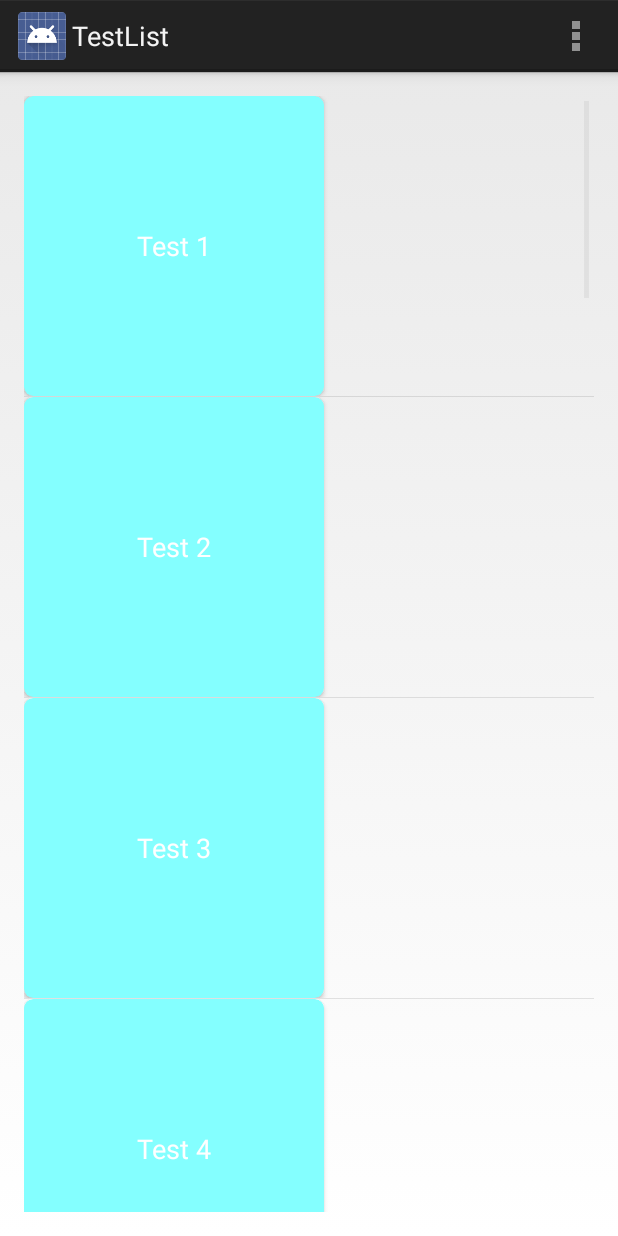
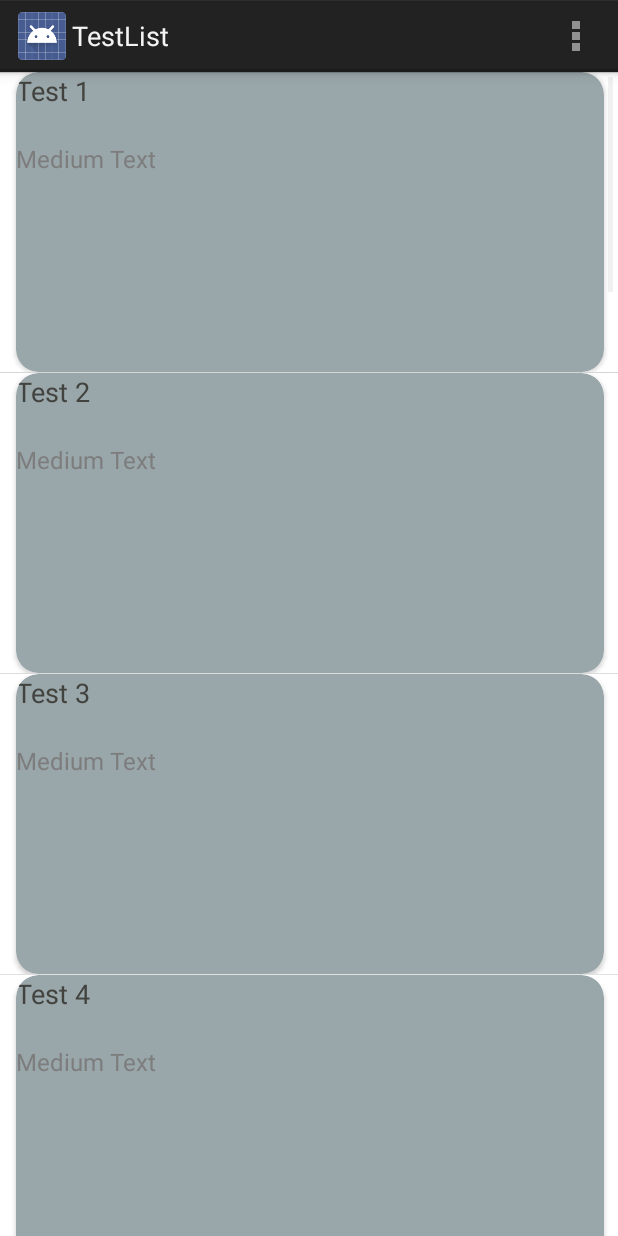
Before and after one commit to MichaelGar/testproject, an Android app: the TestList screen opened directly, with no data from a screen before it, on a phone screen of 412 x 824 dp. Run offline under Robolectric (Android 15) with nearby library versions, the phone set to English and light mode, and no system bars.

Commit message:
Карточки тестов для списка допилены

```diff
--- a/app/build.gradle
+++ b/app/build.gradle
@@ -2,12 +2,12 @@ apply plugin: 'com.android.application'
 
 android {
     compileSdkVersion 21
-    buildToolsVersion '19.1.0'
+    buildToolsVersion '21.0.0'
 
     defaultConfig {
         applicationId "com.example.alpha.projecttest"
-        minSdkVersion 15
-        targetSdkVersion 19
+        minSdkVersion 17
+        targetSdkVersion 21
         versionCode 1
         versionName "1.0"
     }
--- a/app/src/main/java/com/example/alpha/projecttest/TestList.java
+++ b/app/src/main/java/com/example/alpha/projecttest/TestList.java
@@ -2,8 +2,11 @@ package com.example.alpha.projecttest;
 
 import android.app.Activity;
 import android.os.Bundle;
+import android.util.Log;
 import android.view.Menu;
 import android.view.MenuItem;
+import android.view.View;
+import android.widget.AdapterView;
 import android.widget.ListView;
 
 import java.util.ArrayList;
@@ -25,6 +28,12 @@ public class TestList extends Activity {
 
         ListView lv = (ListView) findViewById(R.id.lvMain);
         lv.setAdapter(testListAdapter);
+        lv.setOnItemClickListener(new AdapterView.OnItemClickListener() {
+            @Override
+            public void onItemClick(AdapterView<?> parent, View view, int position, long id) {
+                Log.d("MyLogs", ""+position);
+            }
+        });
     }
 
     void fillData() {
--- a/app/src/main/java/com/example/alpha/projecttest/TestListAdapter.java
+++ b/app/src/main/java/com/example/alpha/projecttest/TestListAdapter.java
@@ -48,7 +48,7 @@ public class TestListAdapter extends BaseAdapter {
 
         Test p = getTest(position);
 
-        ((TextView) view.findViewById(R.id.info_text)).setText(p.name);
+        ((TextView) view.findViewById(R.id.test_name)).setText(p.name);
 
         return view;
     }
--- a/app/src/main/res/layout/activity_test_list.xml
+++ b/app/src/main/res/layout/activity_test_list.xml
@@ -1,20 +1,13 @@
-<RelativeLayout xmlns:android="http://schemas.android.com/apk/res/android"
+<LinearLayout xmlns:android="http://schemas.android.com/apk/res/android"
     xmlns:tools="http://schemas.android.com/tools" android:layout_width="match_parent"
-    android:layout_height="match_parent" android:paddingLeft="@dimen/activity_horizontal_margin"
-    android:paddingRight="@dimen/activity_horizontal_margin"
-    android:paddingTop="@dimen/activity_vertical_margin"
-    android:paddingBottom="@dimen/activity_vertical_margin"
+    android:orientation="vertical"
+    android:layout_height="match_parent"
     tools:context="com.example.alpha.projecttest.TestList">
-    <LinearLayout
-        xmlns:android="http://schemas.android.com/apk/res/android"
-        android:layout_width="fill_parent"
-        android:layout_height="fill_parent"
-        android:orientation="vertical">
+
     <ListView
         android:id="@+id/lvMain"
         android:layout_width="match_parent"
         android:layout_height="match_parent"
         android:layout_weight="1">
     </ListView>
-    </LinearLayout>
-</RelativeLayout>
+</LinearLayout>
--- a/app/src/main/res/layout/small_test_card.xml
+++ b/app/src/main/res/layout/small_test_card.xml
@@ -1,31 +1,80 @@
 <?xml version="1.0" encoding="utf-8"?>
 <LinearLayout xmlns:android="http://schemas.android.com/apk/res/android"
     xmlns:card_view="http://schemas.android.com/apk/res-auto"
-    android:orientation="vertical"
+    android:orientation="horizontal"
     android:layout_width="match_parent"
-    android:layout_height="match_parent">
+    android:layout_height="match_parent"
+    android:background="#ffffffff">
+
+    <LinearLayout
+        android:orientation="horizontal"
+        android:layout_width="match_parent"
+        android:layout_height="match_parent"
+        android:layout_weight="20"></LinearLayout>
 
     <android.support.v7.widget.CardView
-        android:layout_width="200dp"
+        android:layout_width="match_parent"
         android:layout_height="200dp"
         android:id="@+id/cardView"
-        card_view:cardCornerRadius="6dp"
-        card_view:cardBackgroundColor="#84ffff">
+        card_view:cardCornerRadius="15dp"
+        card_view:cardBackgroundColor="#99a6aa"
+        android:layout_gravity="center_horizontal"
+        android:elevation="100dp"
+        android:layout_weight="1">
 
         <RelativeLayout
             android:layout_width="match_parent"
             android:layout_height="match_parent">
 
 
-            <TextView
-                android:id="@+id/info_text"
-                android:layout_width="wrap_content"
-                android:layout_height="wrap_content"
-                android:text="Test CardView"
-                android:layout_centerInParent="true"
-                android:textSize="18sp"
-                android:textColor="#fff"/>
+            <LinearLayout
+                android:orientation="vertical"
+                android:layout_width="fill_parent"
+                android:layout_height="fill_parent">
+
+                <LinearLayout
+                    android:orientation="horizontal"
+                    android:layout_width="match_parent"
+                    android:layout_height="match_parent"
+                    android:layout_weight="1">
+
+                    <TextView
+                        android:id="@+id/test_name"
+                        android:layout_width="wrap_content"
+                        android:layout_height="wrap_content"
+                        android:text="Test CardView"
+                        android:textSize="18sp"
+                        android:textColor="#ff42433e"
+                        android:layout_alignParentTop="true"
+                        android:layout_centerHorizontal="true"
+                        android:layout_gravity="center_horizontal" />
+                </LinearLayout>
+
+                <LinearLayout
+                    android:orientation="horizontal"
+                    android:layout_width="match_parent"
+                    android:layout_height="match_parent"
+                    android:layout_weight="0.3">
+
+                    <TextView
+                        android:layout_width="match_parent"
+                        android:layout_height="match_parent"
+                        android:textAppearance="?android:attr/textAppearanceMedium"
+                        android:text="Medium Text"
+                        android:id="@+id/test_descr"
+                        android:layout_weight="1"
+                        android:textColor="#ff7d7d7d"
+                        android:textSize="16dp" />
+                </LinearLayout>
+            </LinearLayout>
+
         </RelativeLayout>
     </android.support.v7.widget.CardView>
 
+    <LinearLayout
+        android:orientation="horizontal"
+        android:layout_width="match_parent"
+        android:layout_height="match_parent"
+        android:layout_weight="20"></LinearLayout>
+
 </LinearLayout>
```
